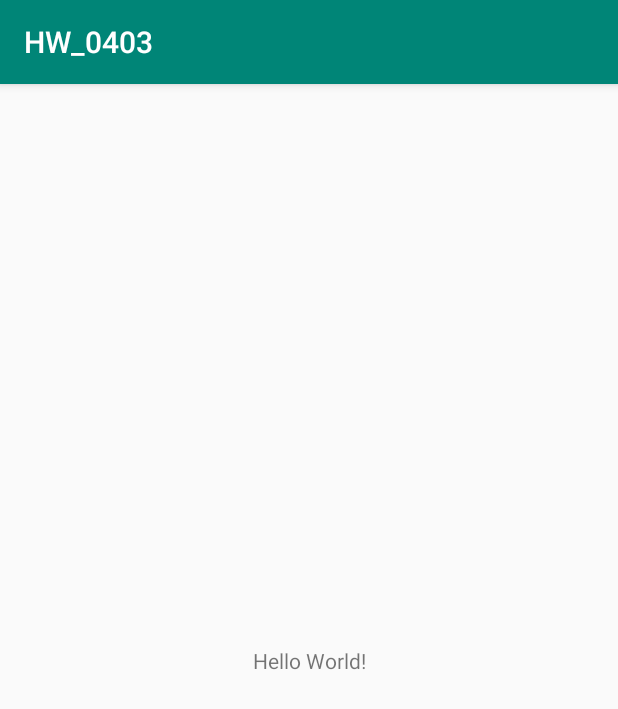
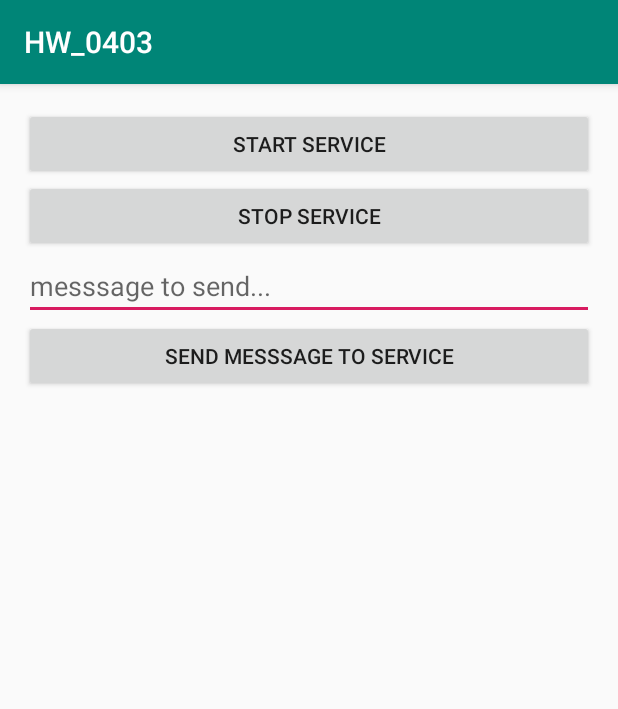
Before and after one commit to p-knaulksmeg/HW_0403, an Android app: the screen it shows after launch (MainActivity), on a phone screen of 412 x 824 dp. Shown: the top 709 px of the screen. Run offline under Robolectric (Android 15) with nearby library versions, the phone set to English and light mode, and no system bars.

Commit message:
Service and BroadcastReceiver added

```diff
--- a/app/src/main/java/by/paulk/hw_0403/MainActivity.java
+++ b/app/src/main/java/by/paulk/hw_0403/MainActivity.java
@@ -1,13 +1,114 @@
 package by.paulk.hw_0403;
 
+import android.content.IntentFilter;
 import android.support.v7.app.AppCompatActivity;
 import android.os.Bundle;
+import android.view.View;
+import android.widget.Button;
+import android.widget.EditText;
+import android.widget.TextView;
+import android.content.Intent;
+import android.content.BroadcastReceiver;
+import android.content.Context;
 
 public class MainActivity extends AppCompatActivity {
+
+    Button buttonStart, buttonStop, buttonSend;
+    EditText editTextMessageToSend;
+    TextView textViewCountReceived, textViewMessageReceived;
+
+    MainReceiver mainReceiver;
+    Intent myIntent = null;
 
     @Override
     protected void onCreate(Bundle savedInstanceState) {
         super.onCreate(savedInstanceState);
+
         setContentView(R.layout.activity_main);
+        buttonStart = (Button)findViewById(R.id.startService);
+        buttonStop = (Button)findViewById(R.id.stopService);
+        buttonSend = (Button)findViewById(R.id.send);
+        editTextMessageToSend = (EditText)findViewById(R.id.messageToSend);
+        textViewCountReceived = (TextView)findViewById(R.id.countReceived);
+        textViewMessageReceived = (TextView)findViewById(R.id.messagesReceived);
+
+        buttonStart.setOnClickListener(new View.OnClickListener() {
+
+            @Override
+            public void onClick(View v) {
+                startService();
+            }
+        });
+
+        buttonStop.setOnClickListener(new View.OnClickListener() {
+
+            @Override
+            public void onClick(View v) {
+                stopService();
+            }
+        });
+
+        buttonSend.setOnClickListener(new View.OnClickListener() {
+
+            @Override
+            public void onClick(View v) {
+
+                String messageToService = editTextMessageToSend.getText().toString();
+
+                Intent intent = new Intent();
+                intent.setAction(SimpleService.ACTION_MESSAGE_TO_SERVICE);
+                intent.putExtra(SimpleBroadcastReceiver.KEY_MESSAGE_TO_SERVICE, messageToService);
+                sendBroadcast(intent);
+            }
+        });
+    }
+
+    private void startService(){
+        myIntent = new Intent(MainActivity.this, SimpleService.class);
+        startService(myIntent);
+    }
+
+    private void stopService(){
+        if(myIntent != null){
+            stopService(myIntent);
+        }
+        myIntent = null;
+    }
+
+    @Override
+    protected void onStart() {
+        mainReceiver = new MainReceiver();
+        IntentFilter intentFilter = new IntentFilter();
+        intentFilter.addAction(SimpleService.ACTION_UPDATE_COUNT);
+        intentFilter.addAction(SimpleBroadcastReceiver.ACTION_UPDATE_MESSAGE);
+        registerReceiver(mainReceiver, intentFilter);
+        super.onStart();
+    }
+
+    @Override
+    protected void onStop() {
+        unregisterReceiver(mainReceiver);
+        super.onStop();
+    }
+
+    @Override
+    protected void onDestroy() {
+        super.onDestroy();
+        stopService();
+    }
+
+    private class MainReceiver extends BroadcastReceiver {
+
+        @Override
+        public void onReceive(Context context, Intent intent) {
+            String action = intent.getAction();
+            if(action.equals(SimpleService.ACTION_UPDATE_COUNT)){
+                int int_from_service = intent.getIntExtra(SimpleService.KEY_INT_FROM_SERVICE, 0);
+                textViewCountReceived.setText(String.valueOf(int_from_service));
+            }else if(action.equals(SimpleBroadcastReceiver.ACTION_UPDATE_MESSAGE)){
+                String string_from_service = intent.getStringExtra(SimpleBroadcastReceiver.KEY_STRING_FROM_SERVICE);
+                textViewMessageReceived.setText(String.valueOf(string_from_service));
+            }
+        }
     }
 }
--- a/app/src/main/res/layout/activity_main.xml
+++ b/app/src/main/res/layout/activity_main.xml
@@ -1,18 +1,44 @@
 <?xml version="1.0" encoding="utf-8"?>
-<android.support.constraint.ConstraintLayout xmlns:android="http://schemas.android.com/apk/res/android"
-    xmlns:app="http://schemas.android.com/apk/res-auto"
+<LinearLayout xmlns:android="http://schemas.android.com/apk/res/android"
     xmlns:tools="http://schemas.android.com/tools"
     android:layout_width="match_parent"
     android:layout_height="match_parent"
-    tools:context=".MainActivity">
+    android:padding="16dp"
+    android:orientation="vertical">
 
+
+
+    <Button
+        android:id="@+id/startService"
+        android:layout_width="match_parent"
+        android:layout_height="wrap_content"
+        android:text="Start Service"/>
+    <Button
+        android:id="@+id/stopService"
+        android:layout_width="match_parent"
+        android:layout_height="wrap_content"
+        android:text="Stop Service"/>
+    <EditText
+        android:id="@+id/messageToSend"
+        android:layout_width="match_parent"
+        android:layout_height="wrap_content"
+        android:hint="messsage to send..." />
+    <Button
+        android:id="@+id/send"
+        android:layout_width="match_parent"
+        android:layout_height="wrap_content"
+        android:text="Send messsage to service"/>
     <TextView
-        android:layout_width="wrap_content"
+        android:id="@+id/countReceived"
+        android:layout_width="match_parent"
         android:layout_height="wrap_content"
-        android:text="Hello World!"
-        app:layout_constraintBottom_toBottomOf="parent"
-        app:layout_constraintLeft_toLeftOf="parent"
-        app:layout_constraintRight_toRightOf="parent"
-        app:layout_constraintTop_toTopOf="parent" />
+        android:textStyle="bold"
+        android:textSize="26dp"/>
+    <TextView
+        android:id="@+id/messagesReceived"
+        android:layout_width="match_parent"
+        android:layout_height="match_parent"
+        android:textStyle="bold"
+        android:textSize="20dp"/>
 
-</android.support.constraint.ConstraintLayout>
+</LinearLayout>
```
Also changed, not shown: app/src/main/java/by/paulk/hw_0403/SimpleBroadcastReceiver.java (added, +31 -0 lines), app/src/main/java/by/paulk/hw_0403/SimpleService.java (added, +85 -0 lines).
